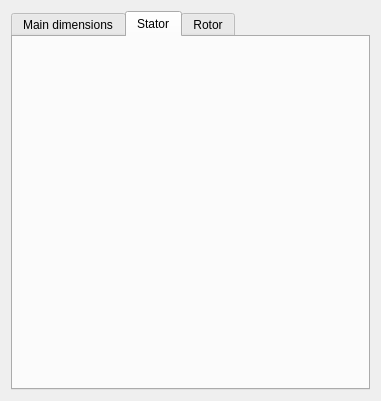
First picture: the form in resources/forms/Motor.ui, repository hpfem/agros2d, before the edit.
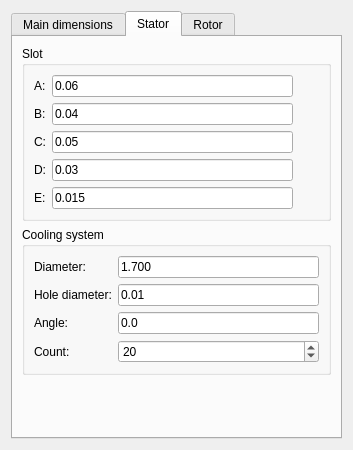
Second picture: the form after the edit. The open tabs and pages were chosen to show the change. Icons and pictures are not drawn.

Commit message: progress on forms (motor example)

Diff of the .ui file:
```diff
--- a/resources/forms/Motor.ui
+++ b/resources/forms/Motor.ui
@@ -6,8 +6,8 @@
    <rect>
     <x>0</x>
     <y>0</y>
-    <width>381</width>
-    <height>401</height>
+    <width>353</width>
+    <height>450</height>
    </rect>
   </property>
   <property name="windowTitle">
@@ -200,6 +200,150 @@
        <item>
         <layout class="QGridLayout" name="gridLayout_4">
          <item row="0" column="0">
+          <widget class="QGroupBox" name="groupBox_4">
+           <property name="title">
+            <string>Slot</string>
+           </property>
+           <layout class="QHBoxLayout" name="horizontalLayout_6">
+            <item>
+             <layout class="QGridLayout" name="gridLayout_6">
+              <item row="1" column="0">
+               <widget class="QLabel" name="label_8">
+                <property name="text">
+                 <string>B:</string>
+                </property>
+               </widget>
+              </item>
+              <item row="2" column="1">
+               <widget class="QLineEdit" name="txtStatorSlotC">
+                <property name="accessibleName">
+                 <string/>
+                </property>
+                <property name="text">
+                 <string>0.05</string>
+                </property>
+                <property name="dataType" stdset="0">
+                 <string>int</string>
+                </property>
+               </widget>
+              </item>
+              <item row="1" column="1">
+               <widget class="QLineEdit" name="txtStatorSlotB">
+                <property name="accessibleName">
+                 <string/>
+                </property>
+                <property name="text">
+                 <string>0.04</string>
+                </property>
+                <property name="dataType" stdset="0">
+                 <string>double</string>
+                </property>
+               </widget>
+              </item>
+              <item row="0" column="0">
+               <widget class="QLabel" name="label_7">
+                <property name="text">
+                 <string>A:</string>
+                </property>
+               </widget>
+              </item>
+              <item row="2" column="0">
+               <widget class="QLabel" name="label_9">
+                <property name="text">
+                 <string>C:</string>
+                </property>
+               </widget>
+              </item>
+              <item row="0" column="1">
+               <widget class="QLineEdit" name="txtStatorSlotA">
+                <property name="text">
+                 <string>0.06</string>
+                </property>
+                <property name="dataType" stdset="0">
+                 <string>double</string>
+                </property>
+               </widget>
+              </item>
+              <item row="4" column="0">
+               <widget class="QLabel" name="label_11">
+                <property name="text">
+                 <string>E:</string>
+                </property>
+               </widget>
+              </item>
+              <item row="3" column="0">
+               <widget class="QLabel" name="label_10">
+                <property name="text">
+                 <string>D:</string>
+                </property>
+               </widget>
+              </item>
+              <item row="4" column="1">
+               <widget class="QLineEdit" name="txtStatorSlotE">
+                <property name="text">
+                 <string>0.015</string>
+                </property>
+                <property name="dataType" stdset="0">
+                 <string>double</string>
+                </property>
+               </widget>
+              </item>
+              <item row="3" column="1">
+               <widget class="QLineEdit" name="txtStatorSlotD">
+                <property name="text">
+                 <string>0.03</string>
+                </property>
+                <property name="dataType" stdset="0">
+                 <string>double</string>
+                </property>
+               </widget>
+              </item>
+              <item row="5" column="1">
+               <spacer name="verticalSpacer_5">
+                <property name="orientation">
+                 <enum>Qt::Vertical</enum>
+                </property>
+                <property name="sizeHint" stdset="0">
+                 <size>
+                  <width>20</width>
+                  <height>40</height>
+                 </size>
+                </property>
+               </spacer>
+              </item>
+             </layout>
+            </item>
+            <item>
+             <layout class="QVBoxLayout" name="verticalLayout_4">
+              <item>
+               <widget class="QLabel" name="label_17">
+                <property name="text">
+                 <string/>
+                </property>
+                <property name="pixmap">
+                 <pixmap>Motor_slot_stator_1.png</pixmap>
+                </property>
+               </widget>
+              </item>
+              <item>
+               <spacer name="verticalSpacer_4">
+                <property name="orientation">
+                 <enum>Qt::Vertical</enum>
+                </property>
+                <property name="sizeHint" stdset="0">
+                 <size>
+                  <width>20</width>
+                  <height>40</height>
+                 </size>
+                </property>
+               </spacer>
+              </item>
+             </layout>
+            </item>
+           </layout>
+          </widget>
+         </item>
+         <item row="2" column="0">
           <spacer name="verticalSpacer_2">
            <property name="orientation">
             <enum>Qt::Vertical</enum>
@@ -207,11 +351,83 @@
            <property name="sizeHint" stdset="0">
             <size>
              <width>20</width>
-             <height>40</height>
+             <height>291</height>
             </size>
            </property>
           </spacer>
          </item>
+         <item row="1" column="0">
+          <widget class="QGroupBox" name="groupBox_6">
+           <property name="title">
+            <string>Cooling system</string>
+           </property>
+           <layout class="QHBoxLayout" name="horizontalLayout_8">
+            <item>
+             <layout class="QGridLayout" name="gridLayout_8">
+              <item row="2" column="0">
+               <widget class="QLabel" name="label_21">
+                <property name="text">
+                 <string>Angle:</string>
+                </property>
+               </widget>
+              </item>
+              <item row="3" column="0">
+               <widget class="QLabel" name="label_22">
+                <property name="text">
+                 <string>Count:</string>
+                </property>
+               </widget>
+              </item>
+              <item row="0" column="0">
+               <widget class="QLabel" name="label_19">
+                <property name="text">
+                 <string>Diameter:</string>
+                </property>
+               </widget>
+              </item>
+              <item row="1" column="0">
+               <widget class="QLabel" name="label_20">
+                <property name="text">
+                 <string>Hole diameter:</string>
+                </property>
+               </widget>
+              </item>
+              <item row="0" column="1">
+               <widget class="QLineEdit" name="txtStatorCoolingSystemDiameter">
+                <property name="text">
+                 <string>1.700</string>
+                </property>
+               </widget>
+              </item>
+              <item row="1" column="1">
+               <widget class="QLineEdit" name="txtStatorCoolingSystemHoleDiameter">
+                <property name="text">
+                 <string>0.01</string>
+                </property>
+               </widget>
+              </item>
+              <item row="2" column="1">
+               <widget class="QLineEdit" name="txtStatorCoolingSystemAngle">
+                <property name="text">
+                 <string>0.0</string>
+                </property>
+               </widget>
+              </item>
+              <item row="3" column="1">
+               <widget class="QSpinBox" name="txtStatorCoolingSystemCount">
+                <property name="minimum">
+                 <number>1</number>
+                </property>
+                <property name="value">
+                 <number>20</number>
+                </property>
+               </widget>
+              </item>
+             </layout>
+            </item>
+           </layout>
+          </widget>
+         </item>
         </layout>
        </item>
       </layout>
```
Left out of the diff: 231 changed lines with no effect on the pictures. The commit also changes 5 other files.
